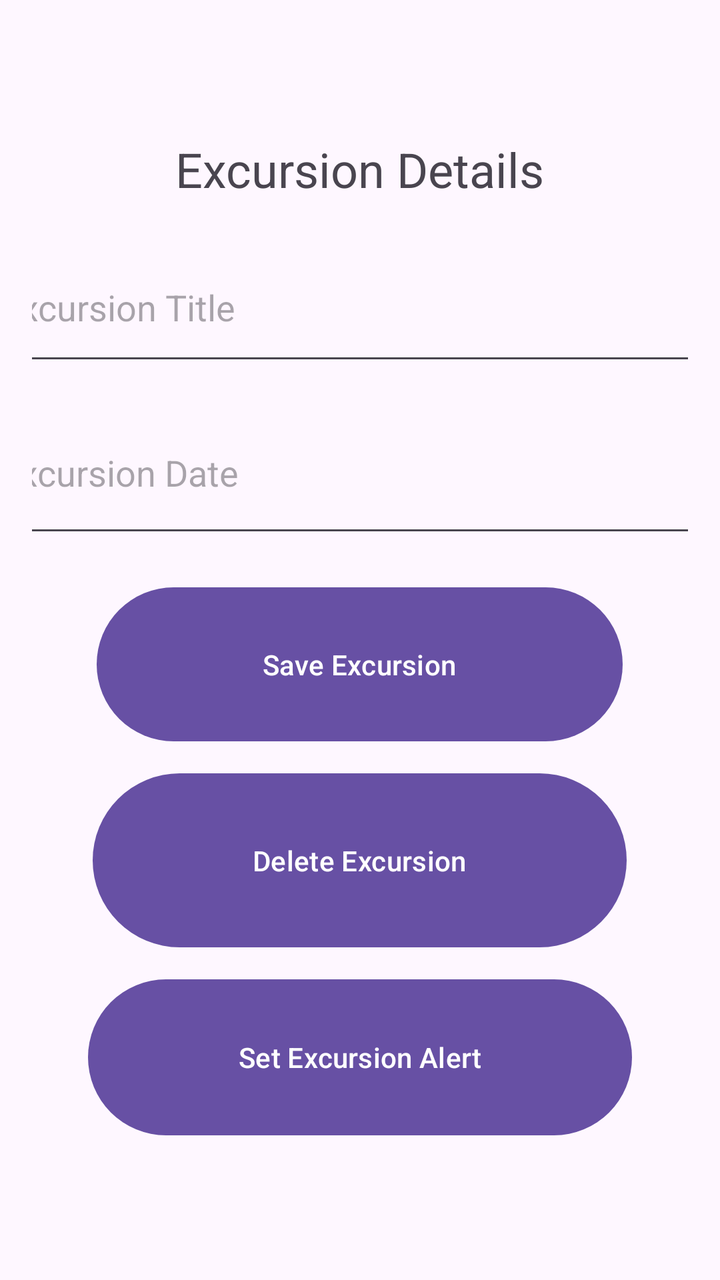
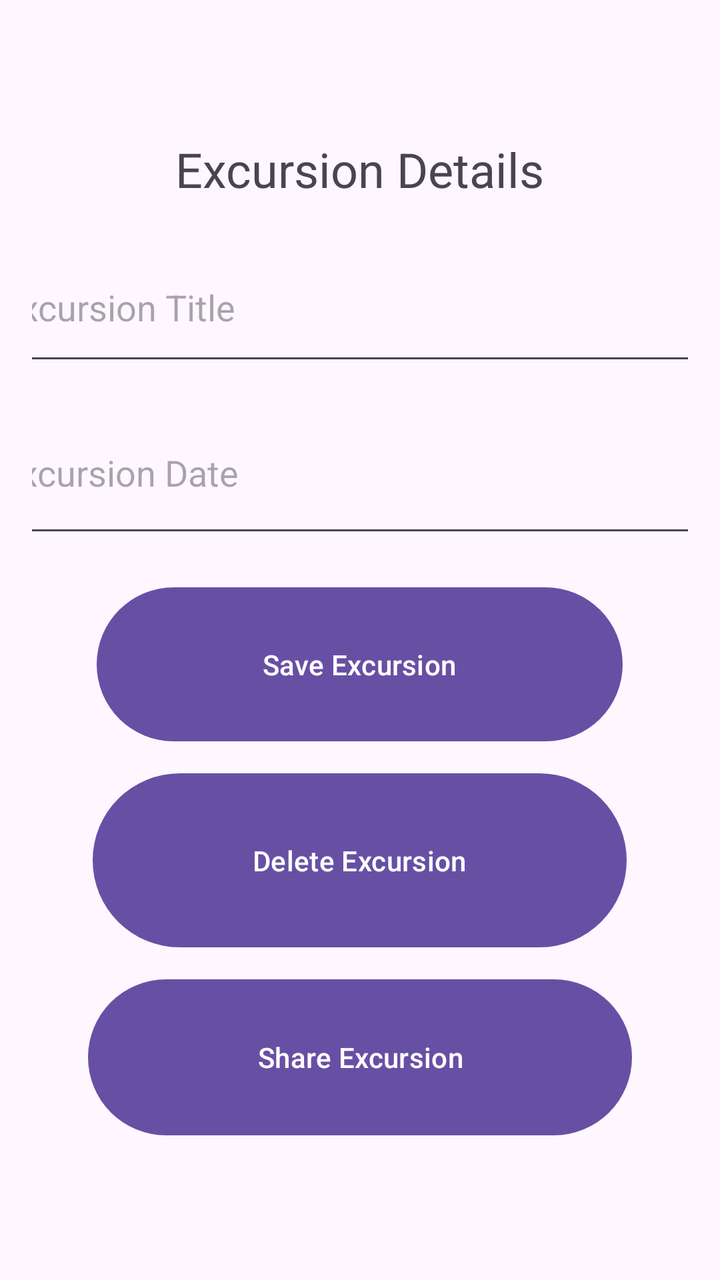

Screens rendered from an Android XML layout before and after an edit, with the pre-edit source and the edit as a unified diff.
<!-- AndroidManifest.xml: application theme Theme.Vagor -->
<!-- res/layout/activity_excursion_detail.xml -->
<?xml version="1.0" encoding="utf-8"?>
<LinearLayout
    xmlns:android="http://schemas.android.com/apk/res/android"
    android:layout_width="match_parent"
    android:layout_height="match_parent"
    android:gravity="center"
    android:orientation="vertical"
    android:padding="16dp">

    <TextView
        android:layout_width="wrap_content"
        android:layout_height="wrap_content"
        android:text="@string/excursion_details"
        android:textSize="24sp"
        android:layout_marginBottom="16dp"/>

    <EditText
        android:id="@+id/editExcursionTitle"
        android:layout_width="368dp"
        android:layout_height="71dp"
        android:hint="@string/excursion_title"
        android:inputType="text" />

    <EditText
        android:id="@+id/editExcursionDate"
        android:layout_width="369dp"
        android:layout_height="78dp"
        android:layout_marginTop="8dp"
        android:hint="@string/excursion_date" />

    <Button
        android:id="@+id/buttonSaveExcursion"
        android:layout_width="263dp"
        android:layout_height="85dp"
        android:layout_marginTop="16dp"
        android:text="@string/save_excursion" />

    <Button
        android:id="@+id/buttonDeleteExcursion"
        android:layout_width="267dp"
        android:layout_height="95dp"
        android:layout_marginTop="8dp"
        android:text="@string/delete_excursion" />

    <Button
        android:id="@+id/buttonExcursionAlert"
        android:layout_width="272dp"
        android:layout_height="86dp"
        android:layout_marginTop="8dp"
        android:text="@string/set_excursion_alert" />

</LinearLayout>
<!-- resources referenced by this layout -->
<resources>
  <string name="delete_excursion">Delete Excursion</string>
  <string name="excursion_date">Excursion Date</string>
  <string name="excursion_details">Excursion Details</string>
  <string name="excursion_title">Excursion Title</string>
  <string name="save_excursion">Save Excursion</string>
  <string name="set_excursion_alert">Set Excursion Alert</string>
  <style name="Theme.Vagor" parent="Base.Theme.Vagor" />
  <style name="Base.Theme.Vagor" parent="Theme.Material3.DayNight.NoActionBar">
          
          
      </style>
</resources>

<!-- the commit's change to res/layout/activity_excursion_detail.xml (unified diff, before → after) -->
@@ -43,10 +43,10 @@
         android:text="@string/delete_excursion" />
 
     <Button
-        android:id="@+id/buttonExcursionAlert"
+        android:id="@+id/buttonShareExcursion"
         android:layout_width="272dp"
         android:layout_height="86dp"
         android:layout_marginTop="8dp"
-        android:text="@string/set_excursion_alert" />
+        android:text="@string/share_excursion" />
 
 </LinearLayout>
<!-- resource entries referenced after the edit -->
@@ -5,7 +5,7 @@
   <string name="excursion_details">Excursion Details</string>
   <string name="excursion_title">Excursion Title</string>
   <string name="save_excursion">Save Excursion</string>
-  <string name="set_excursion_alert">Set Excursion Alert</string>
+  <string name="share_excursion">Share Excursion</string>
   <style name="Theme.Vagor" parent="Base.Theme.Vagor" />
   <style name="Base.Theme.Vagor" parent="Theme.Material3.DayNight.NoActionBar">
           
